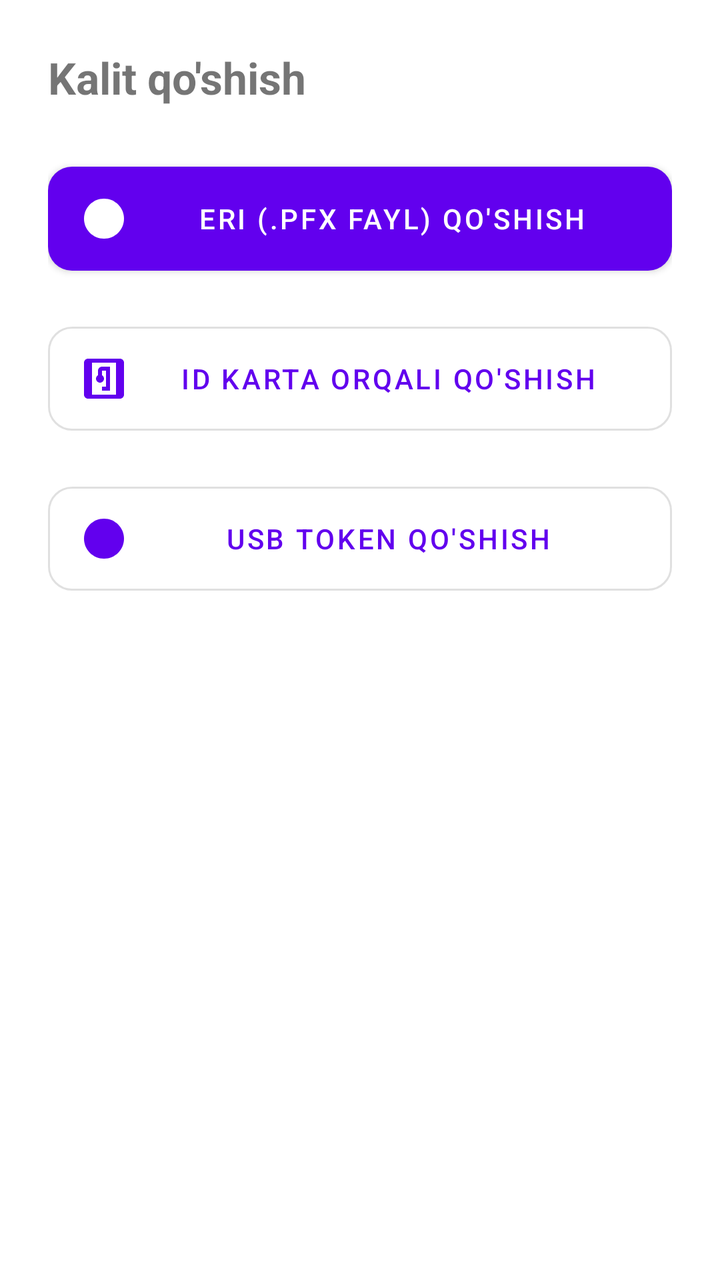
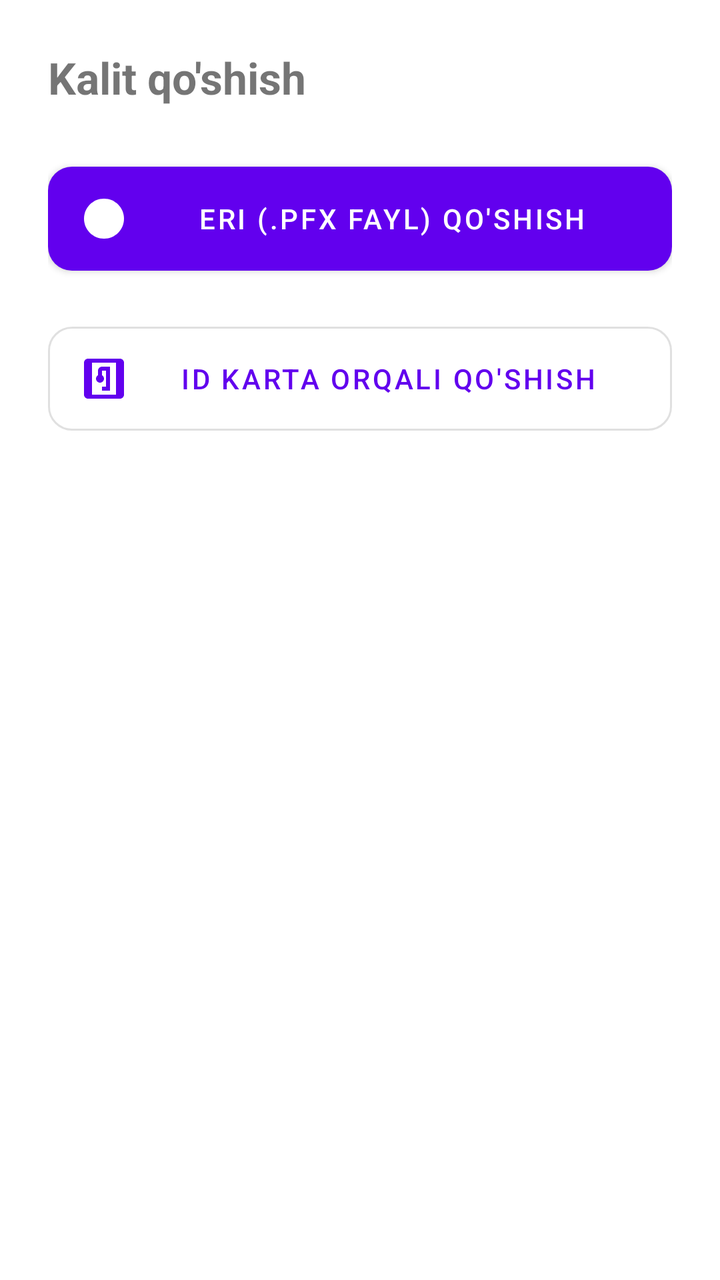

An Android layout rendered at two revisions. The XML below is the earlier revision; the diff shows what the commit changed to produce the second picture.
<!-- AndroidManifest.xml: fallback theme Theme.MaterialComponents.DayNight.NoActionBar -->
<!-- res/layout/eimzo_ui_fragment_add_key.xml -->
<?xml version="1.0" encoding="utf-8"?>
<LinearLayout
    xmlns:android="http://schemas.android.com/apk/res/android"
    xmlns:app="http://schemas.android.com/apk/res-auto"
    android:layout_width="match_parent"
    android:layout_height="match_parent"
    android:orientation="vertical"
    android:padding="24dp">

    <TextView
        android:layout_width="match_parent"
        android:layout_height="wrap_content"
        android:text="@string/eimzo_ui_add_key"
        android:textSize="22sp"
        android:textStyle="bold"
        android:layout_marginBottom="24dp" />

    <com.google.android.material.button.MaterialButton
        android:id="@+id/btnAddPfx"
        android:layout_width="match_parent"
        android:layout_height="64dp"
        android:layout_marginBottom="16dp"
        android:text="@string/eimzo_ui_add_eri_pfx"
        app:cornerRadius="12dp"
        app:icon="@drawable/eimzo_ui_ic_qr" />

    <com.google.android.material.button.MaterialButton
        android:id="@+id/btnAddNfc"
        android:layout_width="match_parent"
        android:layout_height="64dp"
        android:layout_marginBottom="16dp"
        android:text="@string/eimzo_ui_add_id_card"
        app:cornerRadius="12dp"
        app:icon="@drawable/eimzo_ui_ic_nfc"
        style="@style/Widget.MaterialComponents.Button.OutlinedButton" />

    <com.google.android.material.button.MaterialButton
        android:id="@+id/btnAddUsbToken"
        android:layout_width="match_parent"
        android:layout_height="64dp"
        android:text="@string/eimzo_ui_add_usb_token"
        app:cornerRadius="12dp"
        app:icon="@drawable/eimzo_ui_ic_usb"
        style="@style/Widget.MaterialComponents.Button.OutlinedButton" />

    <TextView
        android:id="@+id/tvNfcHint"
        android:layout_width="match_parent"
        android:layout_height="wrap_content"
        android:layout_marginTop="24dp"
        android:text="@string/eimzo_ui_bring_card_close"
        android:textAlignment="center"
        android:visibility="gone" />

    <ProgressBar
        android:id="@+id/progressBar"
        android:layout_width="wrap_content"
        android:layout_height="wrap_content"
        android:layout_gravity="center_horizontal"
        android:layout_marginTop="24dp"
        android:visibility="gone" />

</LinearLayout>
<!-- resources referenced by this layout -->
<resources>
  <!-- drawable eimzo_ui_ic_nfc (drawable) -->
  <?xml version="1.0" encoding="utf-8"?>
  <vector xmlns:android="http://schemas.android.com/apk/res/android"
      android:width="24dp"
      android:height="24dp"
      android:viewportWidth="24"
      android:viewportHeight="24">
      <path
          android:fillColor="@android:color/white"
          android:pathData="M20,2L4,2c-1.1,0 -2,0.9 -2,2v16c0,1.1 0.9,2 2,2h16c1.1,0 2,-0.9 2,-2L22,4c0,-1.1 -0.9,-2 -2,-2zM18,20L6,20L6,4h12v16zM15,6h-4c-1.1,0 -2,0.9 -2,2v2.28c-0.6,0.35 -1,0.98 -1,1.72 0,1.1 0.9,2 2,2s2,-0.9 2,-2c0,-0.74 -0.4,-1.38 -1,-1.72L11,8h2v8h-2v2h4L15,6z" />
  </vector>
  <!-- drawable eimzo_ui_ic_qr (drawable) -->
  <?xml version="1.0" encoding="utf-8"?>
  <vector xmlns:android="http://schemas.android.com/apk/res/android"
      android:width="24dp"
      android:height="24dp"
      android:viewportWidth="24"
      android:viewportHeight="24">
    <path android:fillColor="#FF000000" android:pathData="M12,2C6.48,2 2,6.48 2,12s4.48,10 10,10 10,-4.48 10,-10S17.52,2 12,2z"/>
  </vector>
  <!-- drawable eimzo_ui_ic_usb (drawable) -->
  <?xml version="1.0" encoding="utf-8"?>
  <vector xmlns:android="http://schemas.android.com/apk/res/android"
      android:width="24dp"
      android:height="24dp"
      android:viewportWidth="24"
      android:viewportHeight="24">
    <path android:fillColor="#FF000000" android:pathData="M12,2C6.48,2 2,6.48 2,12s4.48,10 10,10 10,-4.48 10,-10S17.52,2 12,2z"/>
  </vector>
  <string name="eimzo_ui_add_eri_pfx">ERI (.pfx fayl) qo\'shish</string>
  <string name="eimzo_ui_add_id_card">ID karta orqali qo\'shish</string>
  <string name="eimzo_ui_add_key">Kalit qo\'shish</string>
  <string name="eimzo_ui_add_usb_token">USB Token qo\'shish</string>
  <string name="eimzo_ui_bring_card_close">ID kartani qurilmaga yaqinlashtiring</string>
</resources>

<!-- the commit's change to res/layout/eimzo_ui_fragment_add_key.xml (unified diff, before → after) -->
@@ -34,6 +34,7 @@
         app:icon="@drawable/eimzo_ui_ic_nfc"
         style="@style/Widget.MaterialComponents.Button.OutlinedButton" />
 
+    
     <com.google.android.material.button.MaterialButton
         android:id="@+id/btnAddUsbToken"
         android:layout_width="match_parent"
@@ -41,6 +42,7 @@
         android:text="@string/eimzo_ui_add_usb_token"
         app:cornerRadius="12dp"
         app:icon="@drawable/eimzo_ui_ic_usb"
+        android:visibility="gone"
         style="@style/Widget.MaterialComponents.Button.OutlinedButton" />
 
     <TextView
